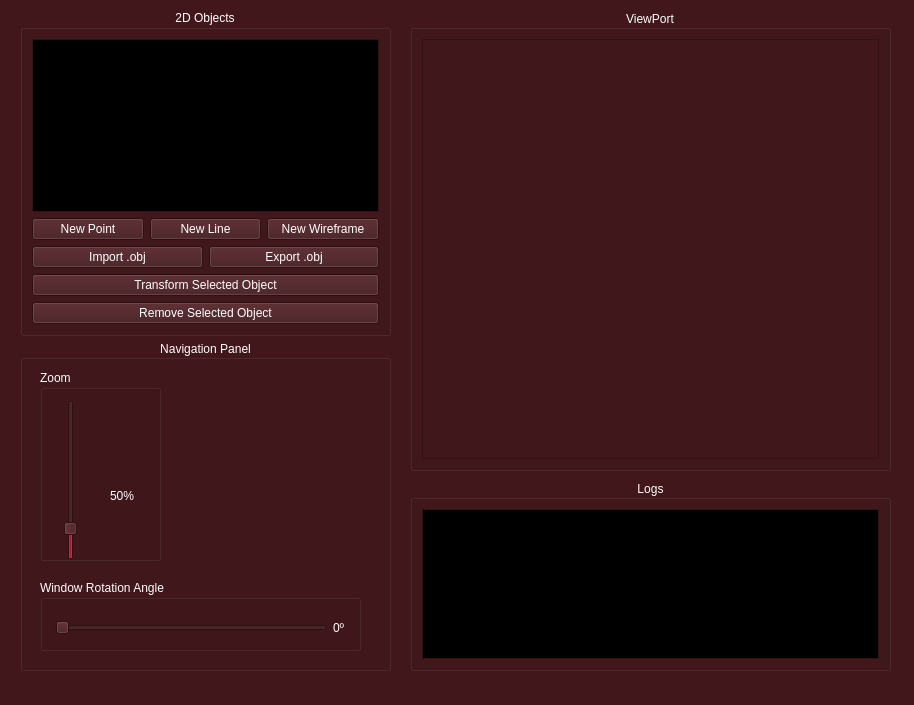
Before: the Qt Designer form SGI/view/screens/main.ui in JVSutter/Sistema-Grafico-Interativo, drawn with Qt 5.
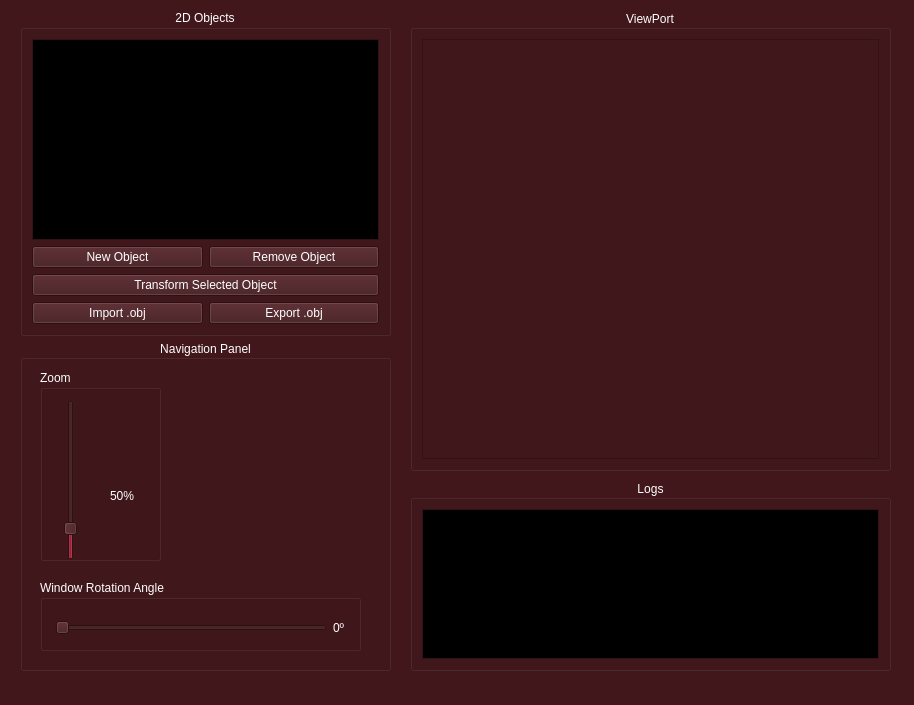
After: the same form once the commit is applied. Icons and pictures are not drawn.

```diff
--- a/SGI/view/screens/main.ui
+++ b/SGI/view/screens/main.ui
@@ -609,12 +609,12 @@
       <item>
        <layout class="QHBoxLayout" name="horizontalLayout">
         <item>
-         <widget class="QPushButton" name="createPoint">
+         <widget class="QPushButton" name="createObject">
           <property name="cursor">
            <cursorShape>PointingHandCursor</cursorShape>
           </property>
           <property name="text">
-           <string>New Point</string>
+           <string>New Object</string>
           </property>
           <property name="checkable">
            <bool>false</bool>
@@ -634,57 +634,33 @@
          </widget>
         </item>
         <item>
-         <widget class="QPushButton" name="createLine">
+         <widget class="QPushButton" name="removeObject">
           <property name="cursor">
            <cursorShape>PointingHandCursor</cursorShape>
           </property>
-          <property name="text">
-           <string>New Line</string>
+          <property name="styleSheet">
+           <string notr="true"/>
           </property>
-          <property name="checkable">
-           <bool>false</bool>
-          </property>
-          <property name="checked">
-           <bool>false</bool>
-          </property>
-          <property name="autoDefault">
-           <bool>false</bool>
-          </property>
-          <property name="default">
-           <bool>false</bool>
-          </property>
-          <property name="flat">
-           <bool>false</bool>
-          </property>
-         </widget>
-        </item>
-        <item>
-         <widget class="QPushButton" name="createWireframe">
-          <property name="cursor">
-           <cursorShape>PointingHandCursor</cursorShape>
-          </property>
           <property name="text">
-           <string>New Wireframe</string>
-          </property>
-          <property name="checkable">
-           <bool>false</bool>
-          </property>
-          <property name="checked">
-           <bool>false</bool>
-          </property>
-          <property name="autoDefault">
-           <bool>false</bool>
-          </property>
-          <property name="default">
-           <bool>false</bool>
-          </property>
-          <property name="flat">
-           <bool>false</bool>
+           <string>Remove Object</string>
           </property>
          </widget>
         </item>
        </layout>
       </item>
+      <item>
+       <widget class="QPushButton" name="transformObject">
+        <property name="cursor">
+         <cursorShape>PointingHandCursor</cursorShape>
+        </property>
+        <property name="styleSheet">
+         <string notr="true"/>
+        </property>
+        <property name="text">
+         <string>Transform Selected Object</string>
+        </property>
+       </widget>
+      </item>
       <item>
        <layout class="QHBoxLayout" name="horizontalLayout_6">
         <item>
@@ -703,32 +679,6 @@
         </item>
        </layout>
       </item>
-      <item>
-       <widget class="QPushButton" name="transformObject">
-        <property name="cursor">
-         <cursorShape>PointingHandCursor</cursorShape>
-        </property>
-        <property name="styleSheet">
-         <string notr="true"/>
-        </property>
-        <property name="text">
-         <string>Transform Selected Object</string>
-        </property>
-       </widget>
-      </item>
-      <item>
-       <widget class="QPushButton" name="removeObject">
-        <property name="cursor">
-         <cursorShape>PointingHandCursor</cursorShape>
-        </property>
-        <property name="styleSheet">
-         <string notr="true"/>
-        </property>
-        <property name="text">
-         <string>Remove Selected Object</string>
-        </property>
-       </widget>
-      </item>
      </layout>
     </item>
    </layout>
@@ -797,7 +747,7 @@
       <enum>Qt::Orientation::Vertical</enum>
      </property>
     </widget>
-    <widget class="QWidget" name="">
+    <widget class="QWidget" name="layoutWidget">
      <property name="geometry">
       <rect>
        <x>60</x>
@@ -829,7 +779,7 @@
         </property>
         <property name="icon">
          <iconset>
-          <normaloff>../assets/zoomIn.png</normaloff>../assets/zoomIn.png</iconset>
+          <normaloff>../../../../../Computação Gráfica/computacao-grafica/SGI/view/assets/zoomIn.png</normaloff>../../../../../Computação Gráfica/computacao-grafica/SGI/view/assets/zoomIn.png</iconset>
         </property>
         <property name="iconSize">
          <size>
@@ -864,7 +814,7 @@
         </property>
         <property name="icon">
          <iconset>
-          <normaloff>../assets/zoomOut.png</normaloff>../assets/zoomOut.png</iconset>
+          <normaloff>../../../../../Computação Gráfica/computacao-grafica/SGI/view/assets/zoomOut.png</normaloff>../../../../../Computação Gráfica/computacao-grafica/SGI/view/assets/zoomOut.png</iconset>
         </property>
         <property name="iconSize">
          <size>
@@ -903,7 +853,7 @@
      <string/>
     </property>
     <property name="pixmap">
-     <pixmap>../assets/dpad.png</pixmap>
+     <pixmap>../../../../../Computação Gráfica/computacao-grafica/SGI/view/assets/dpad.png</pixmap>
     </property>
    </widget>
    <widget class="QPushButton" name="navUpButton">
@@ -1060,7 +1010,7 @@
     <property name="title">
      <string>Window Rotation Angle</string>
     </property>
-    <widget class="QWidget" name="">
+    <widget class="QWidget" name="layoutWidget">
      <property name="geometry">
       <rect>
        <x>15</x>
```
